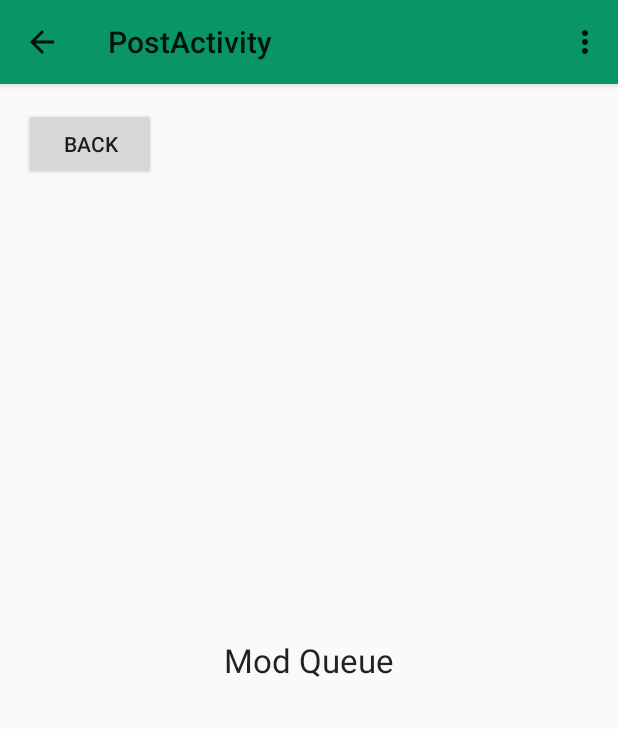
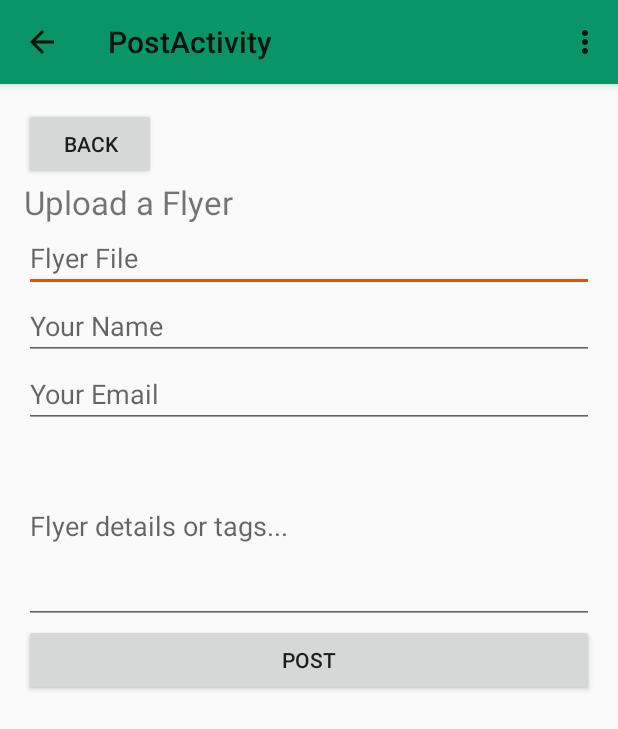
Before and after one commit to dudeofawesome/FlyerBoard, an Android app: the PostActivity screen opened directly, with no data from a screen before it, on a phone screen of 412 x 824 dp. Shown: the top 729 px of the screen. Run offline under Robolectric (Android 15) with nearby library versions, the phone set to English and light mode, and no system bars.

Commit message:
Basic upload/post functionality. Need to connect to backend

```diff
--- a/Android/app/src/main/java/com/dudeofawesome/flyerboard/PostActivity.java
+++ b/Android/app/src/main/java/com/dudeofawesome/flyerboard/PostActivity.java
@@ -1,11 +1,16 @@
 package com.dudeofawesome.flyerboard;
 
+import android.os.Bundle;
+import android.os.Environment;
 import android.support.v4.app.NavUtils;
 import android.support.v7.app.ActionBarActivity;
-import android.os.Bundle;
+import android.util.Log;
 import android.view.Menu;
 import android.view.MenuItem;
 import android.view.View;
+import android.widget.EditText;
+
+import java.io.File;
 
 
 public class PostActivity extends ActionBarActivity {
@@ -21,6 +26,7 @@ public class PostActivity extends ActionBarActivity {
                 backToMain();
             }
         });
+
     }
 
     private void backToMain () {
@@ -48,4 +54,40 @@ public class PostActivity extends ActionBarActivity {
 
         return super.onOptionsItemSelected(item);
     }
+
+    public void uploadFlyer(View button) {
+        // Do click handling here for the Upload Flyer Button
+
+        /* Warning: Right now, the user must input the exact
+         * path + flyerName + extension to retrieve the file.
+         */
+        final EditText flyerNameField = (EditText) findViewById(R.id.EditTextFlyerName);
+        String flyerName = flyerNameField.getText().toString();
+
+        final EditText userNameField = (EditText) findViewById(R.id.EditTextUserName);
+        String userName = userNameField.getText().toString();
+
+        final EditText emailField = (EditText) findViewById(R.id.EditTextEmail);
+        String email = emailField.getText().toString();
+
+        final EditText bodyField = (EditText) findViewById(R.id.EditTextUploadFlyerBody);
+        String flyerDetails = bodyField.getText().toString();
+
+        // Retrieve flyer file from local memory
+        String path = Environment.getExternalStorageDirectory().toString() + flyerName;
+        Log.d("File", "Path: " + path);
+        File file = new File(path);
+
+        // Send flyer + flyer info to BACKEND DATABASE
+        addFlyerToDatabase(file, flyerName, userName, email, flyerDetails);
+    }
+
+    public void addFlyerToDatabase(File file,
+                                   String flyerName,
+                                   String userName,
+                                   String email,
+                                   String flyerDetails) {
+
+        // Place into backend database? And later display in feed?
+    }
 }
--- a/Android/app/src/main/res/layout/activity_post.xml
+++ b/Android/app/src/main/res/layout/activity_post.xml
@@ -5,15 +5,6 @@
     android:paddingTop="@dimen/activity_vertical_margin"
     android:paddingBottom="@dimen/activity_vertical_margin"
     tools:context="com.dudeofawesome.flyerboard.PostActivity">
-
-    <TextView
-        android:layout_width="wrap_content"
-        android:layout_height="wrap_content"
-        android:textAppearance="?android:attr/textAppearanceLarge"
-        android:text="Mod Queue"
-        android:id="@+id/textView2"
-        android:layout_centerVertical="true"
-        android:layout_centerHorizontal="true" />
 
     <Button
         android:layout_width="wrap_content"
@@ -24,4 +15,56 @@
         android:layout_alignParentLeft="true"
         android:layout_alignParentStart="true" />
 
+    <LinearLayout
+        android:layout_width="fill_parent"
+        android:orientation="vertical"
+        android:layout_height="fill_parent"
+        android:layout_below="@+id/button4">
+
+        <TextView
+            android:id="@+id/TextViewTitle"
+            android:layout_width="wrap_content"
+            android:layout_height="wrap_content"
+            android:text="@string/uploadFlyer_pageTitle"
+            android:textSize="10pt"></TextView>
+
+        <EditText
+            android:id="@+id/EditTextFlyerName"
+            android:layout_height="wrap_content"
+            android:hint="@string/uploadFlyer_name"
+            android:inputType="textPersonName"
+            android:layout_width="fill_parent"></EditText>
+
+        <EditText
+            android:id="@+id/EditTextUserName"
+            android:layout_height="wrap_content"
+            android:hint="@string/uploadFlyer_user"
+            android:inputType="textPersonName"
+            android:layout_width="fill_parent"></EditText>
+
+        <EditText
+            android:id="@+id/EditTextEmail"
+            android:layout_height="wrap_content"
+            android:hint="@string/uploadFlyer_email"
+            android:inputType="textEmailAddress"
+            android:layout_width="fill_parent"></EditText>
+
+        <EditText
+            android:id="@+id/EditTextUploadFlyerBody"
+            android:layout_height="wrap_content"
+            android:hint="@string/uploadFlyer_body"
+            android:inputType="textMultiLine"
+            android:lines="5"
+            android:layout_width="fill_parent"></EditText>
+
+        <Button
+            android:id="@+id/ButtonSendFeedback"
+            android:layout_height="wrap_content"
+            android:text="@string/uploadFlyer_button"
+            android:onClick="uploadFlyer"
+            android:layout_width="fill_parent"></Button>
+
+
+    </LinearLayout>
+
 </RelativeLayout>
--- a/Android/app/src/main/res/values/strings.xml
+++ b/Android/app/src/main/res/values/strings.xml
@@ -8,4 +8,17 @@
     <string name="title_activity_moderate">ModerateActivity</string>
     <string name="drawer_item_home">Drawer Home</string>
     <string name="drawer_item_settings">Drawer Settings</string>
+
+    <string
+        name="uploadFlyer_pageTitle">Upload a Flyer</string>
+    <string
+        name="uploadFlyer_name">Flyer File</string>
+    <string
+        name="uploadFlyer_user">Your Name</string>
+    <string
+        name="uploadFlyer_email">Your Email</string>
+    <string
+        name="uploadFlyer_body">Flyer details or tags...</string>
+    <string
+        name="uploadFlyer_button">Post</string>
 </resources>
```
Also changed, not shown: 4 other files.
